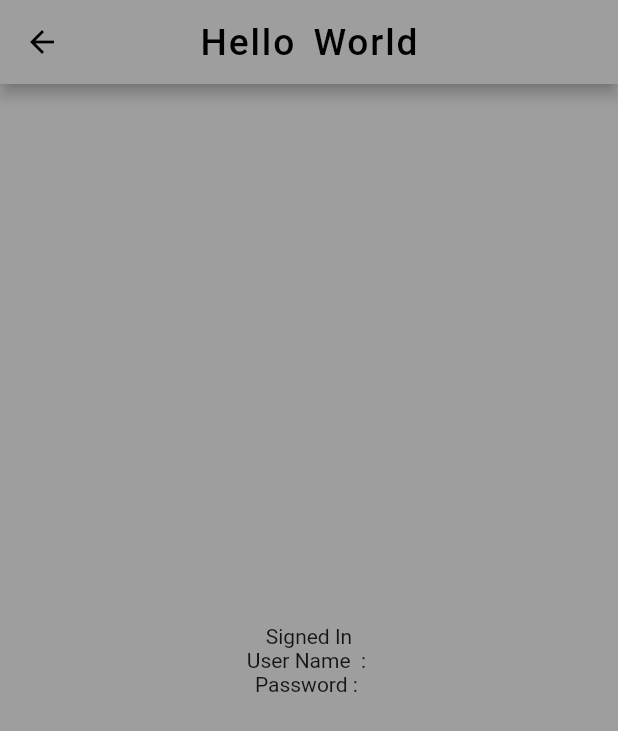
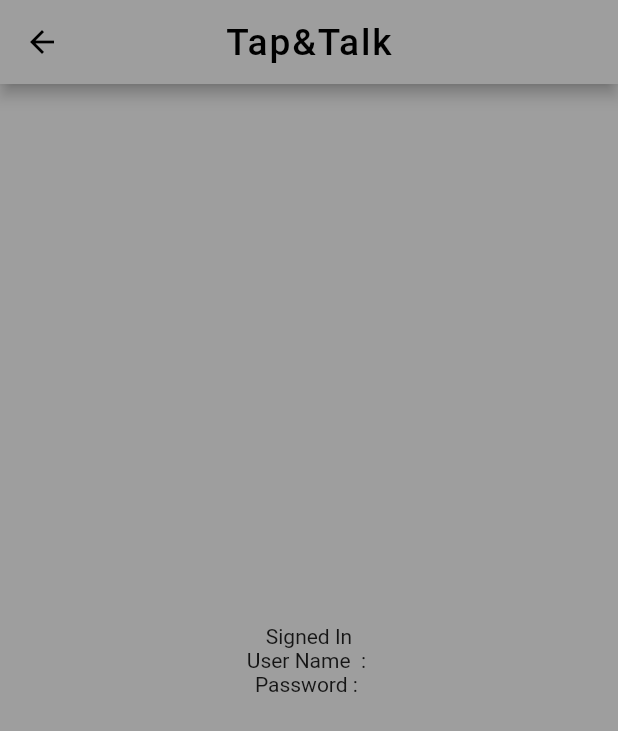
Before and after one commit to benfurkanaslan/first_flutter_app, a Flutter app: the screen it shows after launch, after a tap on "Sign In", on a phone screen of 412 x 824 dp. Shown: the top 731 px of the screen. Run offline on Flutter 3.47's test engine with Material 2 defaults, Android fonts, the phone set to English and light mode, and no system bars.

Commit message:
working on

```diff
--- a/lib/SignIn/SignedIn.dart
+++ b/lib/SignIn/SignedIn.dart
@@ -31,7 +31,7 @@ class _SignedInState extends State<SignedIn> {
         elevation: widget.screenWidth * 0.01,
         backgroundColor: Colors.grey,
         title: Text(
-          "Hello World",
+          "Tap&Talk",
           style: TextStyle(
             color: Colors.black,
             letterSpacing: widget.screenWidth * 0.003,
--- a/lib/main.dart
+++ b/lib/main.dart
@@ -1,5 +1,6 @@
 import 'package:flutter/material.dart';
 import 'package:flutter/services.dart';
+import 'package:flutter_app/ForgotPassword/ForgotMyPassword.dart';
 import 'package:flutter_app/SignIn/SignedIn.dart';
 
 void main() {
@@ -42,8 +43,6 @@ class _MyHomePageState extends State<MyHomePage> {
   String userName;
   String password;
 
-  final String wallPaper = "https://wallpaperaccess.com/full/1188166.png";
-
   @override
   Widget build(BuildContext context) {
     var screenInfo = MediaQuery.of(context);
@@ -55,7 +54,7 @@ class _MyHomePageState extends State<MyHomePage> {
         backgroundColor: Colors.grey,
         elevation: screenWidth * 0.01,
         title: Text(
-          "Hello World",
+          "Tap&Talk",
           style: TextStyle(
               fontSize: screenWidth * 0.06,
               letterSpacing: screenWidth * 0.003,
@@ -67,15 +66,11 @@ class _MyHomePageState extends State<MyHomePage> {
       body: Center(
         child: Container(
           decoration: BoxDecoration(
-            color: const Color(808080),
-            image: DecorationImage(
-              image: NetworkImage(wallPaper),
-              fit: BoxFit.cover,
-            ),
+            color: Colors.grey,
           ),
           child: Column(
+            mainAxisAlignment: MainAxisAlignment.center,
             children: [
-              Spacer(flex: 25),
               SizedBox(
                 width: screenWidth * 0.7,
                 child: TextField(
@@ -84,12 +79,14 @@ class _MyHomePageState extends State<MyHomePage> {
                     icon: Icon(Icons.account_circle),
                     labelText: "User Name",
                     border: OutlineInputBorder(
-                      borderRadius: BorderRadius.circular(screenWidth * 0.01),
+                      borderRadius: BorderRadius.circular(0),
                     ),
                   ),
                 ),
               ),
-              Spacer(flex: 10),
+              SizedBox(
+                height: screenHeight * 0.05,
+              ),
               SizedBox(
                 width: screenWidth * 0.7,
                 child: TextField(
@@ -101,22 +98,33 @@ class _MyHomePageState extends State<MyHomePage> {
                     icon: Icon(Icons.security),
                     labelText: "Password",
                     border: OutlineInputBorder(
-                      borderRadius: BorderRadius.circular(screenWidth * 0.01),
+                      borderRadius: BorderRadius.circular(0),
                     ),
                   ),
                 ),
               ),
-              Spacer(flex: 10),
+              SizedBox(
+                height: screenHeight * 0.1,
+              ),
               ButtonBar(
                 children: [
                   MaterialButton(
-                    onPressed: () {},
+                    color: Colors.blue[300],
+                    onPressed: () {
+                      Navigator.push(
+                        context,
+                        MaterialPageRoute(
+                          builder: (context) => ForgotMyPassword(),
+                        ),
+                      );
+                    },
                     child: Text(
                       "Forgot My Password",
                       style: TextStyle(color: Colors.blue[900]),
                     ),
                   ),
                   MaterialButton(
+                    color: Colors.blue[300],
                     onPressed: () {
                       Navigator.push(
                         context,
@@ -135,9 +143,6 @@ class _MyHomePageState extends State<MyHomePage> {
                   ),
                 ],
               ),
-              Spacer(
-                flex: 55,
-              ),
             ],
           ),
         ),
```
Also changed, not shown: lib/ForgotPassword/ForgotMyPassword.dart (added, +77 -0 lines).
